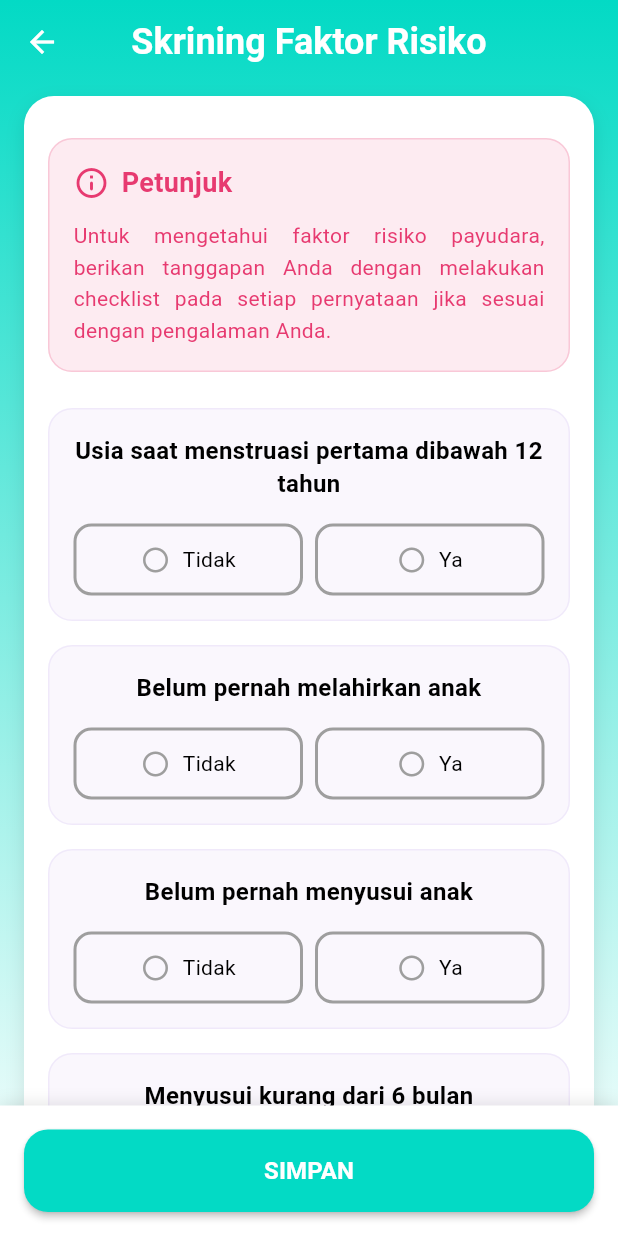
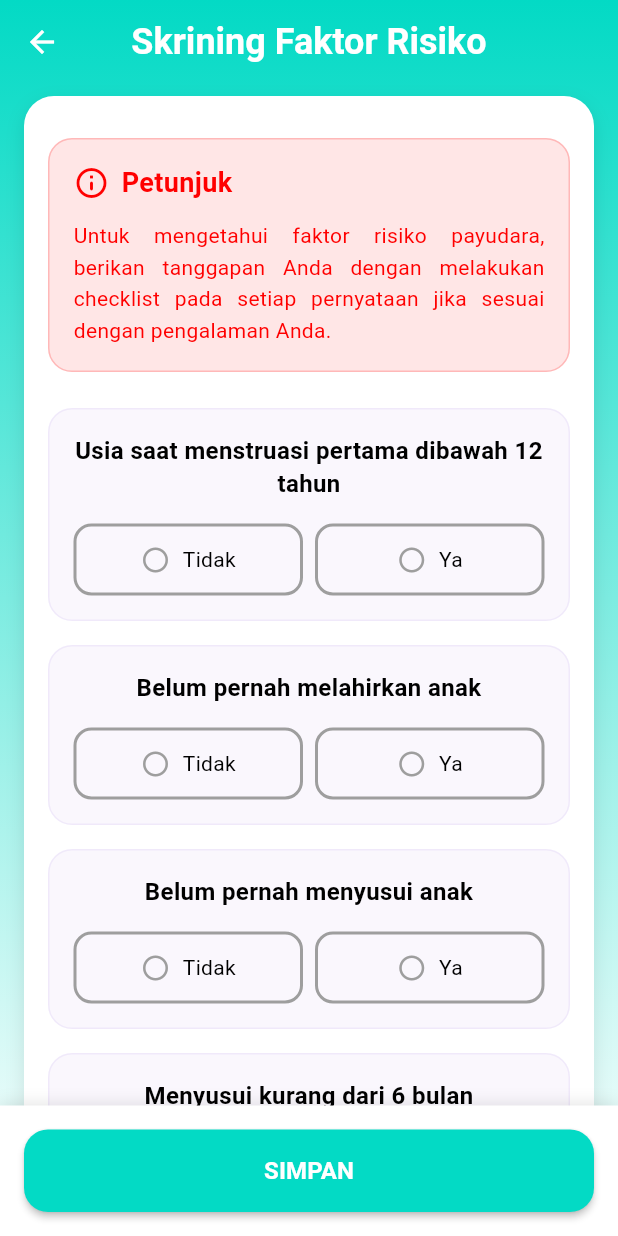
Before and after one commit to abuamar142/my_sadari, a Flutter app: the ScreeningView screen opened by its route, on a phone screen of 412 x 824 dp. Run offline on Flutter 3.47's test engine with Material 3 defaults, Android fonts, the phone set to English and light mode, and no system bars; our stand-ins replace awesome_notifications, get, get_storage, graphql_flutter, permission_handler; missing offline and left inert: flutter_inappwebview; accounts and stored records are empty; network calls fail.

Commit message:
screening: adjust coloring

```diff
--- a/lib/app/modules/screening/views/screening_view.dart
+++ b/lib/app/modules/screening/views/screening_view.dart
@@ -60,7 +60,7 @@ class ScreeningView extends GetView<ScreeningController> {
                 child: Column(
                   mainAxisSize: MainAxisSize.min,
                   children: [
-                    CircularProgressIndicator(color: AppColors.pink),
+                    CircularProgressIndicator(color: AppColors.red),
                     SizedBox(height: 16),
                     Text(
                       'Memuat data screening...',
@@ -120,13 +120,13 @@ class ScreeningView extends GetView<ScreeningController> {
           color:
               controller.isEditMode.value
                   ? AppColors.teal1.withValues(alpha: 0.1)
-                  : AppColors.pink.withValues(alpha: 0.1),
+                  : AppColors.red.withValues(alpha: 0.1),
           borderRadius: BorderRadius.circular(AppDimensions.radiusMedium),
           border: Border.all(
             color:
                 controller.isEditMode.value
                     ? AppColors.teal1.withValues(alpha: 0.2)
-                    : AppColors.pink.withValues(alpha: 0.2),
+                    : AppColors.red.withValues(alpha: 0.2),
           ),
         ),
         child: Column(
@@ -141,7 +141,7 @@ class ScreeningView extends GetView<ScreeningController> {
                   color:
                       controller.isEditMode.value
                           ? AppColors.teal1
-                          : AppColors.pink,
+                          : AppColors.red,
                   size: 24,
                 ),
                 SizedBox(width: 8),
@@ -151,7 +151,7 @@ class ScreeningView extends GetView<ScreeningController> {
                     color:
                         controller.isEditMode.value
                             ? AppColors.teal1
-                            : AppColors.pink,
+                            : AppColors.red,
                   ),
                 ),
               ],
@@ -166,7 +166,7 @@ class ScreeningView extends GetView<ScreeningController> {
                 color:
                     controller.isEditMode.value
                         ? AppColors.teal1
-                        : AppColors.pink,
+                        : AppColors.red,
                 height: 1.5,
               ),
             ),
@@ -267,12 +267,12 @@ class ScreeningView extends GetView<ScreeningController> {
                         horizontal: 16,
                       ),
                       decoration: BoxDecoration(
-                        color: sel == 2 ? AppColors.pink : Colors.transparent,
+                        color: sel == 2 ? AppColors.red : Colors.transparent,
                         borderRadius: BorderRadius.circular(
                           AppDimensions.radiusSmall,
                         ),
                         border: Border.all(
-                          color: sel == 2 ? AppColors.pink : Colors.grey,
+                          color: sel == 2 ? AppColors.red : Colors.grey,
                           width: 2,
                         ),
                       ),
@@ -458,7 +458,7 @@ class ScreeningView extends GetView<ScreeningController> {
                 Expanded(
                   child: ElevatedButton(
                     style: ElevatedButton.styleFrom(
-                      backgroundColor: AppColors.pink,
+                      backgroundColor: isRisk ? AppColors.red : AppColors.teal1,
                       padding: EdgeInsets.symmetric(vertical: 12),
                       shape: RoundedRectangleBorder(
                         borderRadius: BorderRadius.circular(
```
